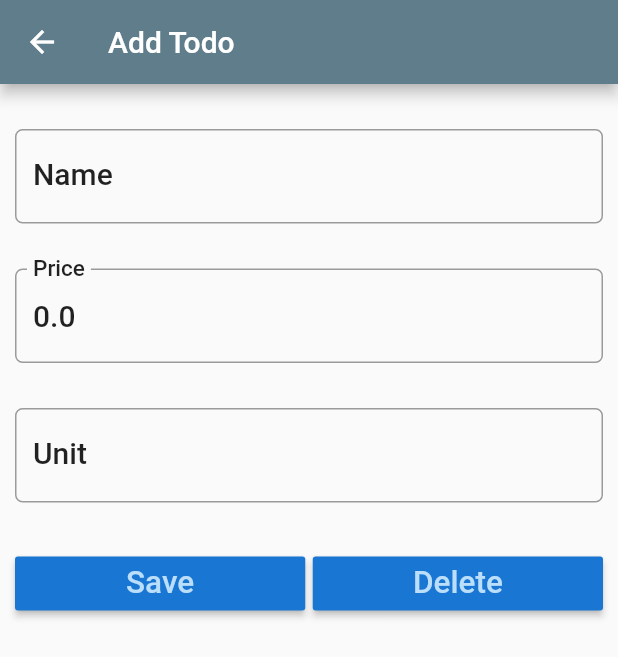
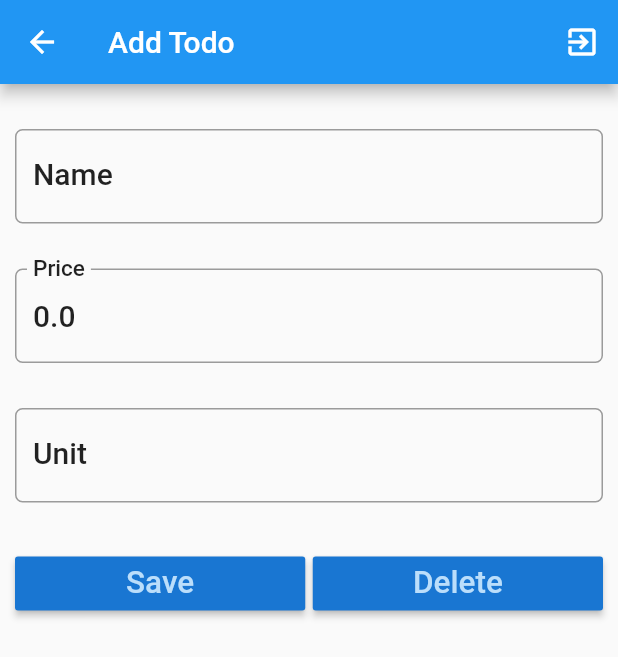
Before and after one commit to ipacy/JWTFlutterPAC, a Flutter app: the Products screen opened by its route, after a tap on the "add" icon, on a phone screen of 412 x 824 dp. Shown: the top 657 px of the screen. Run offline on Flutter 3.47's test engine with Material 2 defaults, Android fonts, the phone set to English and light mode, and no system bars; our stand-ins replace flutter_secure_storage, fluttertoast, pull_to_refresh; missing offline and left inert: cupertino_list_tile, flutter_guid; accounts and stored records are empty; network calls fail.

Commit message:
Theme Updated

```diff
--- a/lib/Views/Login.dart
+++ b/lib/Views/Login.dart
@@ -52,7 +52,7 @@ class _LoginPageState extends State<Login> {
     );
 
     return Scaffold(
-      backgroundColor: Colors.white,
+      // backgroundColor: Colors.amber,
       body: Builder(
         builder: (oContext) => Center(
           child: ListView(
@@ -73,7 +73,7 @@ class _LoginPageState extends State<Login> {
               SizedBox(height: 24.0),
               CupertinoButton(
                 child: Text('Login'),
-                color: Color.fromARGB(150, 0, 0, 255),
+                color: Color.fromARGB(255, 0, 192, 255),
                 onPressed: () async {
                   LoginController loginController = new LoginController();
                   Map userDetail = {
--- a/lib/Views/ProductDetail.dart
+++ b/lib/Views/ProductDetail.dart
@@ -2,7 +2,6 @@ import 'package:flutter/material.dart';
 import 'package:flutter_app/Models/Product.dart';
 import 'package:flutter_app/Models/Response/Result.dart';
 import 'package:flutter_app/Controllers/ProductsController.dart';
-import 'package:flutter_app/Utils/Toasted.dart';
 import 'package:fluttertoast/fluttertoast.dart';
 
 class ProductDetail extends StatefulWidget {
@@ -47,12 +46,20 @@ class TodoDetailState extends State<ProductDetail> {
         child: Scaffold(
           appBar: AppBar(
             title: Text(appBarTitle),
-            backgroundColor: Colors.blueGrey,
+            // backgroundColor: Colors.blueGrey,
             leading: IconButton(
                 icon: Icon(Icons.arrow_back),
                 onPressed: () {
                   moveToLastScreen();
                 }),
+            actions: <Widget>[
+              IconButton(
+                icon: Icon(Icons.exit_to_app),
+                onPressed: () {
+                  Navigator.pushNamed(context, '/login_page');
+                },
+              )
+            ],
           ),
           body: Padding(
             padding: EdgeInsets.only(top: 15.0, left: 10.0, right: 10.0),
--- a/pubspec.yaml
+++ b/pubspec.yaml
@@ -32,6 +32,7 @@ dependencies:
   fluttertoast: 7.0.1
   provider: ^3.0.0
   pull_to_refresh: ^1.6.0
+  cupertino_list_tile: 0.1.0
 
 
   # The following adds the Cupertino Icons font to your application.
```
Also changed, not shown: lib/Views/Products.dart (+13 -14 lines), pubspec.lock.
